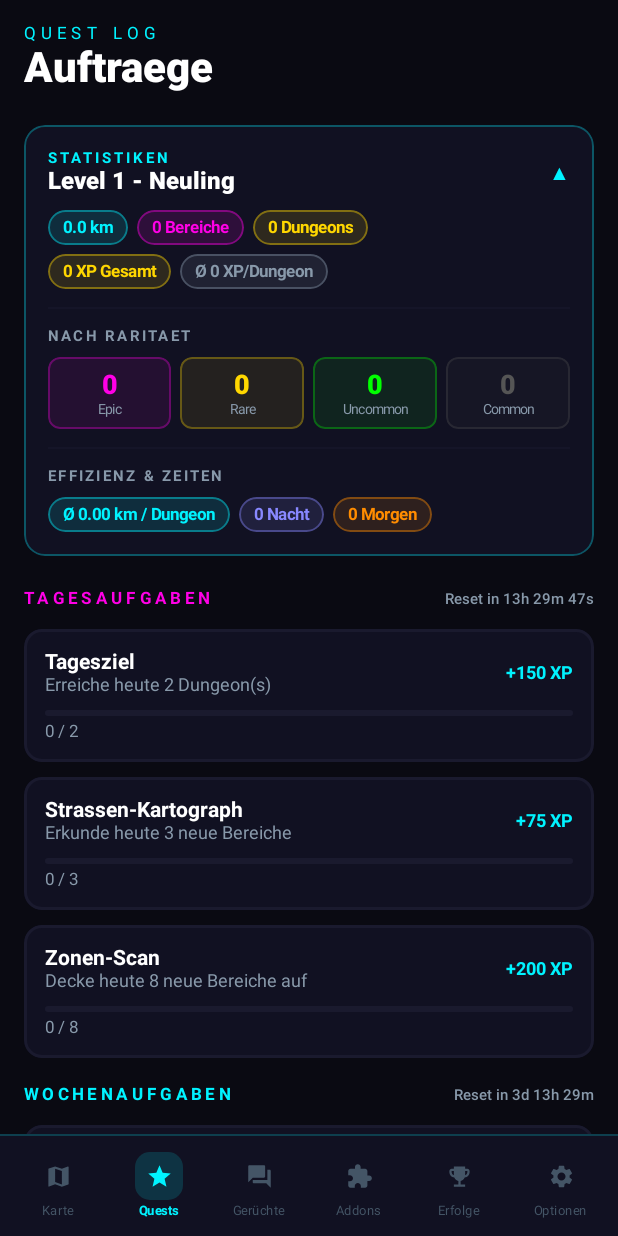
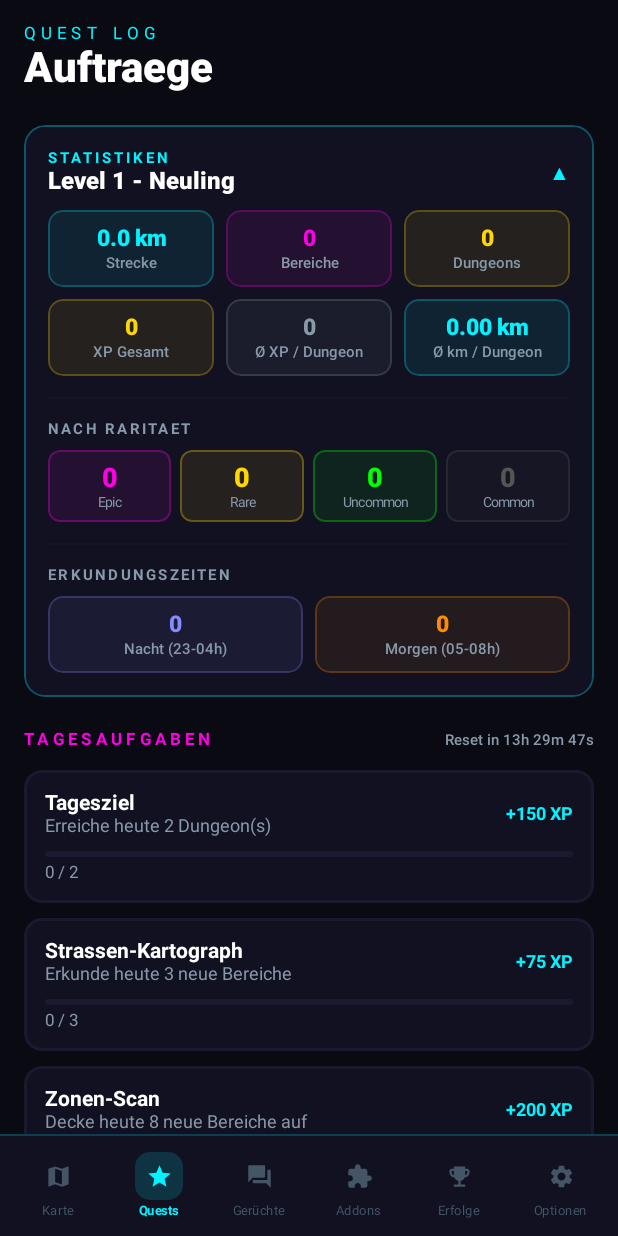
Before and after one commit to theStxve/SaD-App, an Android app built with Jetpack Compose: the screen it shows after launch (MainActivity), after a tap on "STATISTIKEN", on a phone screen of 412 x 824 dp. Run offline under Robolectric (Android 15) with nearby library versions, the light colour scheme and no system bars; our stand-ins replace Room's generated code; libraries missing offline, so code that uses them is left out: org.osmdroid.config, org.osmdroid.tileprovider, org.osmdroid.util, org.osmdroid.views; 7 statements that could not run were skipped; 2 other taps on this screen came first.

Commit message:
feat: statistik-kacheln im quest tab (3-spaltiges layout, oe km pro dungeon)

```diff
--- a/app/src/main/java/com/sad/app/ui/QuestScreen.kt
+++ b/app/src/main/java/com/sad/app/ui/QuestScreen.kt
@@ -108,25 +108,26 @@ fun StatsCard(profile: PlayerProfile, rarityBreakdown: Map<String, Int>, colors:
 
         Spacer(Modifier.height(10.dp))
 
-        // Immer sichtbar: Haupt-Pills (Strecke, Bereiche, Dungeons)
-        Row(modifier = Modifier.fillMaxWidth(), horizontalArrangement = Arrangement.spacedBy(6.dp)) {
-            StatPill(kmFormatted, colors.primary, colors)
-            StatPill("${profile.exploredCount} Bereiche", colors.accent, colors)
-            StatPill("${profile.visitedDungeons} Dungeons", colors.gold, colors)
+        // Row 1 (3 Spalten) - Strecke, Bereiche, Dungeons
+        Row(modifier = Modifier.fillMaxWidth(), horizontalArrangement = Arrangement.spacedBy(8.dp)) {
+            StatMetricCard(kmFormatted, "Strecke", colors.primary, colors, Modifier.weight(1f))
+            StatMetricCard("${profile.exploredCount}", "Bereiche", colors.accent, colors, Modifier.weight(1f))
+            StatMetricCard("${profile.visitedDungeons}", "Dungeons", colors.gold, colors, Modifier.weight(1f))
         }
 
-        Spacer(Modifier.height(6.dp))
+        Spacer(Modifier.height(8.dp))
 
-        // Immer sichtbar: XP & Rate
-        Row(modifier = Modifier.fillMaxWidth(), horizontalArrangement = Arrangement.spacedBy(6.dp)) {
-            StatPill("${profile.xp} XP Gesamt", colors.gold, colors)
-            StatPill("Ø $avgXpPerDungeon XP/Dungeon", colors.textSecondary, colors)
+        // Row 2 (3 Spalten) - XP, Rate, Effizienz
+        Row(modifier = Modifier.fillMaxWidth(), horizontalArrangement = Arrangement.spacedBy(8.dp)) {
+            StatMetricCard("${profile.xp}", "XP Gesamt", colors.gold, colors, Modifier.weight(1f))
+            StatMetricCard("$avgXpPerDungeon", "Ø XP / Dungeon", colors.textSecondary, colors, Modifier.weight(1f))
+            StatMetricCard(kmPerDungeonFormatted, "Ø km / Dungeon", colors.primary, colors, Modifier.weight(1f))
         }
 
         if (expanded) {
-            Spacer(Modifier.height(12.dp))
+            Spacer(Modifier.height(14.dp))
             Divider(color = colors.surfaceVariant.copy(alpha = 0.5f))
-            Spacer(Modifier.height(12.dp))
+            Spacer(Modifier.height(14.dp))
 
             // Rarity-Breakdown
             Text("NACH RARITAET", color = colors.textSecondary, fontSize = 10.sp,
@@ -139,33 +140,56 @@ fun StatsCard(profile: PlayerProfile, rarityBreakdown: Map<String, Int>, colors:
                 RarityStatBox("Common",   rarityBreakdown["common"] ?: 0,   Color(0xFF555555), colors, Modifier.weight(1f))
             }
 
-            Spacer(Modifier.height(12.dp))
+            Spacer(Modifier.height(14.dp))
             Divider(color = colors.surfaceVariant.copy(alpha = 0.5f))
-            Spacer(Modifier.height(12.dp))
+            Spacer(Modifier.height(14.dp))
 
-            // Effizienz & Tageszeiten
-            Text("EFFIZIENZ & ZEITEN", color = colors.textSecondary, fontSize = 10.sp,
+            // Tageszeiten
+            Text("ERKUNDUNGSZEITEN", color = colors.textSecondary, fontSize = 10.sp,
                 fontWeight = FontWeight.Bold, letterSpacing = 1.5.sp)
             Spacer(Modifier.height(8.dp))
-            Row(modifier = Modifier.fillMaxWidth(), horizontalArrangement = Arrangement.spacedBy(6.dp)) {
-                StatPill("Ø $kmPerDungeonFormatted / Dungeon", colors.primary, colors)
-                StatPill("${profile.nightExploredCount} Nacht", Color(0xFF8888FF), colors)
-                StatPill("${profile.morningExploredCount} Morgen", Color(0xFFFF8C00), colors)
+            Row(modifier = Modifier.fillMaxWidth(), horizontalArrangement = Arrangement.spacedBy(8.dp)) {
+                StatMetricCard("${profile.nightExploredCount}", "Nacht (23-04h)", Color(0xFF8888FF), colors, Modifier.weight(1f))
+                StatMetricCard("${profile.morningExploredCount}", "Morgen (05-08h)", Color(0xFFFF8C00), colors, Modifier.weight(1f))
             }
         }
     }
 }
 
 @Composable
-private fun StatPill(text: String, color: Color, colors: AppColors) {
-    Box(
-        modifier = Modifier
-            .clip(RoundedCornerShape(20.dp))
-            .background(color.copy(alpha = 0.12f))
-            .border(1.dp, color.copy(alpha = 0.4f), RoundedCornerShape(20.dp))
-            .padding(horizontal = 10.dp, vertical = 5.dp)
+private fun StatMetricCard(
+    value: String,
+    label: String,
+    accentColor: Color,
+    colors: AppColors,
+    modifier: Modifier = Modifier
+) {
+    Column(
+        modifier = modifier
+            .clip(RoundedCornerShape(10.dp))
+            .background(accentColor.copy(alpha = 0.08f))
+            .border(1.dp, accentColor.copy(alpha = 0.25f), RoundedCornerShape(10.dp))
+            .padding(vertical = 10.dp, horizontal = 4.dp),
+        horizontalAlignment = Alignment.CenterHorizontally,
+        verticalArrangement = Arrangement.Center
     ) {
-        Text(text, color = color, fontSize = 11.sp, fontWeight = FontWeight.Bold)
+        Text(
+            text = value,
+            color = accentColor,
+            fontSize = 15.sp,
+            fontWeight = FontWeight.Black,
+            textAlign = TextAlign.Center,
+            maxLines = 1
+        )
+        Spacer(Modifier.height(2.dp))
+        Text(
+            text = label,
+            color = colors.textSecondary,
+            fontSize = 10.sp,
+            fontWeight = FontWeight.SemiBold,
+            textAlign = TextAlign.Center,
+            maxLines = 1
+        )
     }
 }
 
```
Also changed, not shown: 1 other file.
